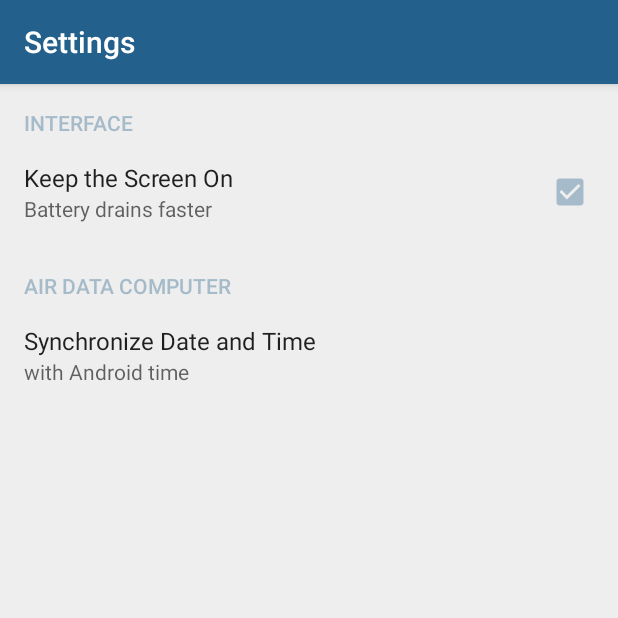
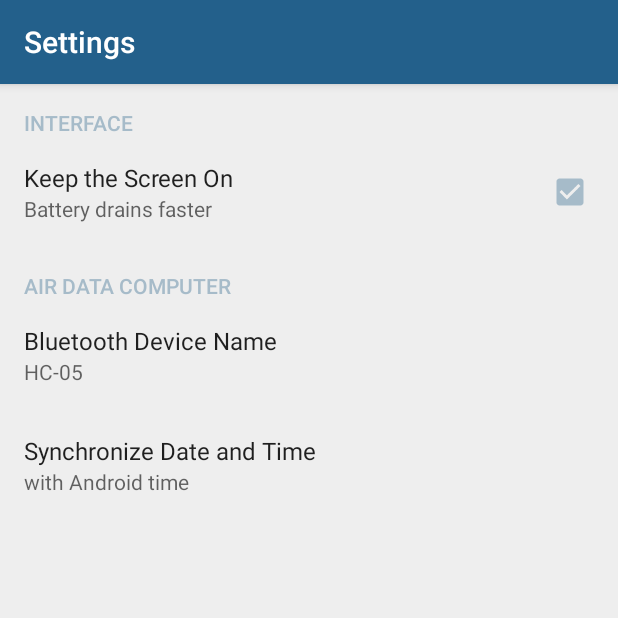
Before and after one commit to BasicAirData/AirDataBridge, an Android app: the screen it shows after launch (SettingsActivity), in the options menu, after a tap on "Settings", on a phone screen of 412 x 824 dp, the top half of it. Run offline under Robolectric (Android 15) with nearby library versions, the phone set to English and light mode, and no system bars; our stand-ins replace EventBus; libraries missing offline, so code that uses them is left out: eu.basicairdata.bluetoothhelper; 1 statement that could not run was skipped.

Commit message:
Closes #4 - Add the setting to choose the remote Bluetooth device to connect to

```diff
--- a/app/src/main/java/eu/basicairdata/airdatabridge/AirDataBridgeApplication.java
+++ b/app/src/main/java/eu/basicairdata/airdatabridge/AirDataBridgeApplication.java
@@ -77,7 +77,8 @@ public class AirDataBridgeApplication extends Application {
 
     private String CurrentDTA = EMPTY_DTA_MESSAGE;                          // The last DTA received
 
-    short BluetoothConnectionStatus = EventBusMSG.BLUETOOTH_NOT_PRESENT;   // The status of Bluetooth connection
+    short BluetoothConnectionStatus = EventBusMSG.BLUETOOTH_NOT_PRESENT;    // The status of Bluetooth connection
+    String BluetoothDeviceName = "HC-05";                                   // The name of BT device to connect
     String ADCName = "";                                                    // The name of the remote device
     String ADCFirmwareVersion = "";                                         // The firmware version of remote device
     LogFile CurrentRemoteLogFile = new LogFile();
@@ -199,7 +200,7 @@ public class AirDataBridgeApplication extends Application {
                     case BluetoothAdapter.STATE_ON:
                         BluetoothConnectionStatus = EventBusMSG.BLUETOOTH_CONNECTING;
                         EventBus.getDefault().post(EventBusMSG.BLUETOOTH_CONNECTING);
-                        mBluetooth.Connect("HC-05");
+                        mBluetooth.Connect(BluetoothDeviceName);
                         break;
                     case BluetoothAdapter.STATE_TURNING_ON:
                         break;
@@ -574,17 +575,20 @@ public class AirDataBridgeApplication extends Application {
                         if (BluetoothConnectionStatus != EventBusMSG.BLUETOOTH_OFF) {
                             BluetoothConnectionStatus = EventBusMSG.BLUETOOTH_CONNECTING;
                             EventBus.getDefault().post(EventBusMSG.BLUETOOTH_CONNECTING);
-                            mBluetooth.Connect("HC-05");
+                            mBluetooth.Connect(BluetoothDeviceName);
                         }
                         EventBus.getDefault().post(EventBusMSG.REMOTE_UPDATE_LOGLIST);
                     }
                 }
             });
 
+            SharedPreferences preferences = PreferenceManager.getDefaultSharedPreferences(getApplicationContext());
+            BluetoothDeviceName = preferences.getString("prefDeviceName", "HC-05");
+
             if (mBluetoothAdapter.isEnabled()) {
                 BluetoothConnectionStatus = EventBusMSG.BLUETOOTH_CONNECTING;
                 EventBus.getDefault().post(EventBusMSG.BLUETOOTH_CONNECTING);
-                mBluetooth.Connect("HC-05");
+                mBluetooth.Connect(BluetoothDeviceName);
             } else {
                 BluetoothConnectionStatus = EventBusMSG.BLUETOOTH_OFF;
                 EventBus.getDefault().post(EventBusMSG.BLUETOOTH_OFF);
@@ -752,6 +756,13 @@ public class AirDataBridgeApplication extends Application {
     private void LoadPreferences() {
         SharedPreferences preferences = PreferenceManager.getDefaultSharedPreferences(getApplicationContext());
 
+        String oldBluetoothDeviceName = BluetoothDeviceName;
+        BluetoothDeviceName = preferences.getString("prefDeviceName", "HC-05");
+        if ((BluetoothConnectionStatus != EventBusMSG.BLUETOOTH_NOT_PRESENT) && (!oldBluetoothDeviceName.equals(BluetoothDeviceName))) {
+            mBluetooth.Disconnect();
+            mBluetooth.Connect(BluetoothDeviceName);
+        }
+
         int oldprefSyncDateTime = prefSyncDateTime;
         prefSyncDateTime = Integer.valueOf(preferences.getString("prefSyncDatetime", "1"));
         if (oldprefSyncDateTime != prefSyncDateTime) {
--- a/app/src/main/java/eu/basicairdata/airdatabridge/FragmentSettings.java
+++ b/app/src/main/java/eu/basicairdata/airdatabridge/FragmentSettings.java
@@ -22,21 +22,23 @@ import android.content.SharedPreferences;
 import android.graphics.Color;
 import android.graphics.drawable.ColorDrawable;
 import android.os.Bundle;
+import android.preference.EditTextPreference;
 import android.preference.ListPreference;
 import android.preference.PreferenceFragment;
 import android.preference.PreferenceManager;
 
-import android.util.Log;
 import android.view.View;
 import android.widget.ListView;
 
 import org.greenrobot.eventbus.EventBus;
+
 
 public class FragmentSettings extends PreferenceFragment {
 
     SharedPreferences.OnSharedPreferenceChangeListener prefListener;
 
     private SharedPreferences prefs;
+    private ListPreference listPreferenceDeviceName;
 
 
     @Override
@@ -49,6 +51,9 @@ public class FragmentSettings extends PreferenceFragment {
         prefListener = new SharedPreferences.OnSharedPreferenceChangeListener() {
             public void onSharedPreferenceChanged(SharedPreferences sharedPreferences, String key) {
                 if (key.equals("prefSyncDatetime")) {
+
+                }
+                if (key.equals("prefDeviceName")) {
 
                 }
                 SetupPreferences();
@@ -89,5 +94,8 @@ public class FragmentSettings extends PreferenceFragment {
     public void SetupPreferences() {
         ListPreference prefSyncDatetime = (ListPreference) findPreference("prefSyncDatetime");
         prefSyncDatetime.setSummary(prefSyncDatetime.getEntry());
+
+        EditTextPreference prefDeviceName = (EditTextPreference) findPreference("prefDeviceName");
+        prefDeviceName.setSummary(prefs.getString("prefDeviceName", "HC-05"));
     }
 }
--- a/app/src/main/res/values/strings.xml
+++ b/app/src/main/res/values/strings.xml
@@ -85,6 +85,7 @@
     <string name="pref_keep_screen_on_summary">Battery drains faster</string>
 
     <string name="pref_category_airdatacomputer">AIR DATA COMPUTER</string>
+    <string name="pref_device_name">Bluetooth Device Name</string>
     <string name="pref_sync_datetime">Synchronize Date and Time</string>
     <string name="pref_sync_datetime_nosync">no synchronization</string>
     <string name="pref_sync_datetime_android">with Android time</string>
--- a/app/src/main/res/xml/app_preferences.xml
+++ b/app/src/main/res/xml/app_preferences.xml
@@ -35,6 +35,12 @@
     <PreferenceCategory
         android:title="@string/pref_category_airdatacomputer">
 
+        <EditTextPreference
+            android:key="prefDeviceName"
+            android:title="@string/pref_device_name"
+            android:summary="HC-05"
+            android:defaultValue="HC-05" />
+
         <ListPreference
             android:key="prefSyncDatetime"
             android:title="@string/pref_sync_datetime"
```
